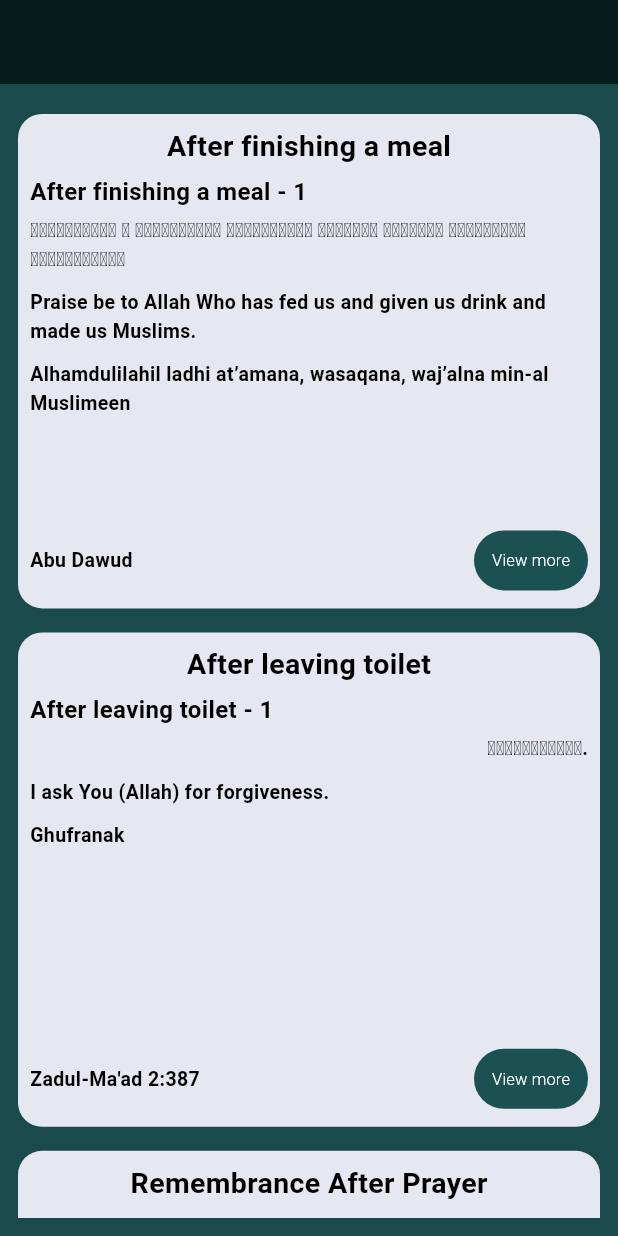
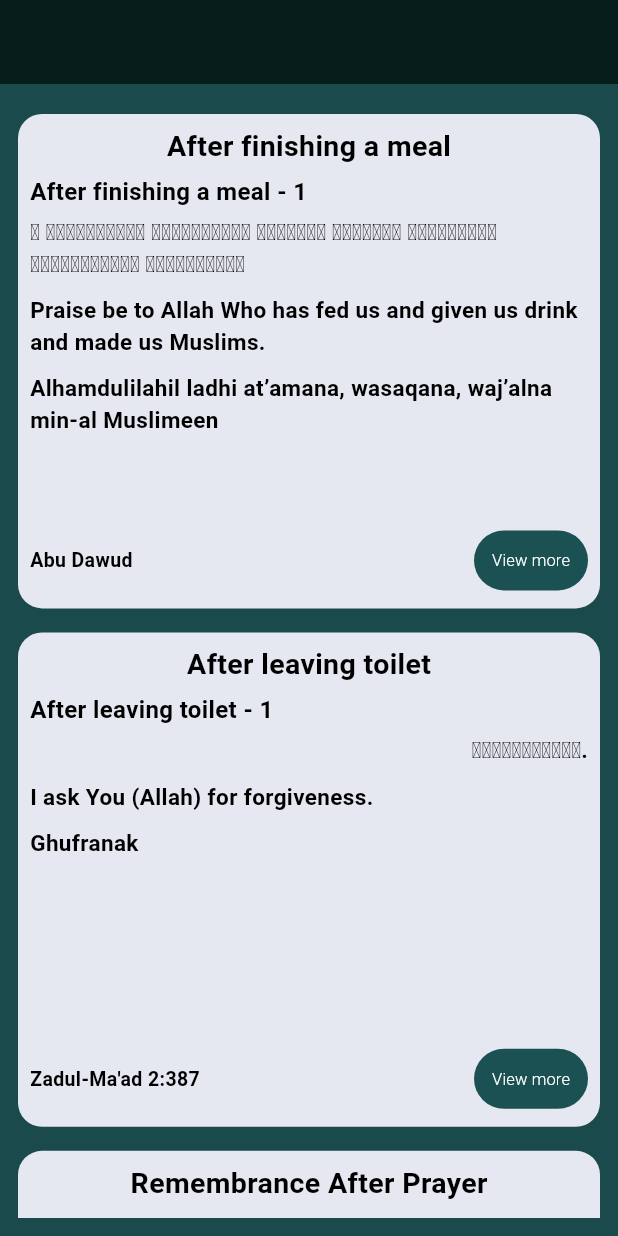
Before and after one commit to Mohamed-Emad1/muslim_app, a Flutter app: the DoaView screen opened by its route, on a phone screen of 412 x 824 dp. Run offline on Flutter 3.47's test engine with Material 3 defaults, Android fonts, the phone set to English and light mode, and no system bars; our stand-ins replace bloc, dartz, dio, flutter_bloc, geocoding, geolocator and 5 more; accounts and stored records are empty; project files that could hold a hidden picture were left out.

Commit message:
finish card view more

```diff
--- a/lib/Features/doa/presentation/views/card_view.dart
+++ b/lib/Features/doa/presentation/views/card_view.dart
@@ -1,5 +1,4 @@
 import 'package:flutter/material.dart';
-import 'package:flutter/widgets.dart';
 import 'package:muslim_app/Features/doa/presentation/views/widgets/card_view_body.dart';
 import 'package:muslim_app/Features/doa/presentation/views/widgets/dua_info.dart';
 
@@ -9,8 +8,10 @@ class CardView extends StatelessWidget {
   @override
   Widget build(BuildContext context) {
     return Scaffold(
-      body: CardViewBody(
-        doa: doa,
+      body: SafeArea(
+        child: CardViewBody(
+          doa: doa,
+        ),
       ),
     );
   }
--- a/lib/Features/doa/presentation/views/widgets/card_view_body.dart
+++ b/lib/Features/doa/presentation/views/widgets/card_view_body.dart
@@ -1,5 +1,7 @@
 import 'package:flutter/widgets.dart';
+import 'package:muslim_app/Features/doa/presentation/views/widgets/doa_card.dart';
 import 'package:muslim_app/Features/doa/presentation/views/widgets/dua_info.dart';
+import 'package:muslim_app/core/utils/colors.dart';
 
 class CardViewBody extends StatelessWidget {
   const CardViewBody({super.key, required this.doa});
@@ -7,10 +9,22 @@ class CardViewBody extends StatelessWidget {
   final DuaInfo doa;
   @override
   Widget build(BuildContext context) {
-    return const Column(
-      children: [
-
-      ],
+    return SingleChildScrollView(
+      child: Column(
+        mainAxisAlignment: MainAxisAlignment.center,
+        children: [
+          SizedBox(
+            height: MediaQuery.sizeOf(context).height,
+            child: DoaCard(
+              isViewMore: false,
+              // maxLines: null,
+              // overflow: null,
+              cardColor: ColorsStyles.buttonColor,
+              doa: doa,
+            ),
+          ),
+        ],
+      ),
     );
   }
 }
--- a/lib/Features/doa/presentation/views/widgets/doa_card.dart
+++ b/lib/Features/doa/presentation/views/widgets/doa_card.dart
@@ -5,19 +5,36 @@ import 'package:muslim_app/Features/doa/presentation/views/widgets/dua_info.dart
 import '../../../../../core/utils/colors.dart';
 
 class DoaCard extends StatelessWidget {
-  const DoaCard({super.key, required this.doa});
+  const DoaCard(
+      {super.key,
+      required this.doa,
+      this.maxLines,
+      this.isViewMore,
+      this.overflow,
+       this.cardColor = ColorsStyles.doaCard,
+  });
 
   final DuaInfo doa;
+  final int? maxLines;
+  final bool? isViewMore;
+  final TextOverflow? overflow;
+  final Color cardColor;
   @override
   Widget build(BuildContext context) {
     return Container(
       decoration: BoxDecoration(
-          color: ColorsStyles.doaCard, borderRadius: BorderRadius.circular(16)),
+          color: cardColor,
+          borderRadius: BorderRadius.circular(16)),
       width: double.infinity,
       height: MediaQuery.sizeOf(context).height * 0.4,
       child: Padding(
         padding: const EdgeInsets.only(left: 8, right: 8, top: 8, bottom: 8),
-        child: DoaItemInfo(doa: doa),
+        child: DoaItemInfo(
+          doa: doa,
+          isViewMore: isViewMore,
+          maxLines: maxLines,
+          overflow: overflow,
+        ),
       ),
     );
   }
--- a/lib/Features/doa/presentation/views/widgets/doa_item_info.dart
+++ b/lib/Features/doa/presentation/views/widgets/doa_item_info.dart
@@ -11,8 +11,14 @@ class DoaItemInfo extends StatelessWidget {
   const DoaItemInfo({
     super.key,
     required this.doa,
+    this.maxLines,
+    this.isViewMore,
+    this.overflow,
   });
   final DuaInfo doa;
+  final int? maxLines;
+  final bool? isViewMore;
+  final TextOverflow? overflow;
   @override
   Widget build(BuildContext context) {
     return Column(
@@ -39,29 +45,29 @@ class DoaItemInfo extends StatelessWidget {
         Align(
           alignment: Alignment.centerRight,
           child: Text(
-            overflow: TextOverflow.ellipsis,
-            maxLines: 3,
+            overflow: overflow ?? TextOverflow.visible,
+            maxLines: maxLines,
             doa.dua.arabic ?? 'No Doa',
-            style: Styles.textStyle13.copyWith(color: ColorsStyles.black),
+            style: Styles.textStyle15.copyWith(color: ColorsStyles.black),
           ),
         ),
         const SizedBox(
           height: 10,
         ),
         Text(
-          overflow: TextOverflow.ellipsis,
-          maxLines: 2,
+          overflow: overflow ?? TextOverflow.visible,
+          maxLines: maxLines,
           doa.dua.translation ?? 'No Doa',
-          style: Styles.textStyle13.copyWith(color: ColorsStyles.black),
+          style: Styles.textStyle15.copyWith(color: ColorsStyles.black),
         ),
         const SizedBox(
           height: 10,
         ),
         Text(
-          overflow: TextOverflow.ellipsis,
-          maxLines: 2,
+          overflow: overflow ?? TextOverflow.visible,
+          maxLines: maxLines,
           doa.dua.transliteration ?? 'No Doa',
-          style: Styles.textStyle13.copyWith(color: ColorsStyles.black),
+          style: Styles.textStyle15.copyWith(color: ColorsStyles.black),
         ),
         const Spacer(),
         Row(
@@ -70,14 +76,16 @@ class DoaItemInfo extends StatelessWidget {
             SizedBox(
               width: 150,
               child: Text(
-                overflow: TextOverflow.ellipsis,
+                overflow: overflow ?? TextOverflow.visible,
                 doa.dua.reference ?? 'No Refrence Found',
                 style: Styles.textStyle13.copyWith(color: ColorsStyles.black),
               ),
             ),
-            ViewMoreButton(
-              doa: doa,
-            ),
+            isViewMore == null || isViewMore == false
+                ? const SizedBox()
+                : ViewMoreButton(
+                    doa: doa,
+                  ),
           ],
         ),
       ],
@@ -87,7 +95,8 @@ class DoaItemInfo extends StatelessWidget {
 
 class ViewMoreButton extends StatelessWidget {
   const ViewMoreButton({
-    super.key, required this.doa,
+    super.key,
+    required this.doa,
   });
   final DuaInfo doa;
   @override
@@ -97,7 +106,7 @@ class ViewMoreButton extends StatelessWidget {
       child: CustomButton(
         text: "View more",
         onPressed: () {
-          GoRouter.of(context).push(AppRoutes.kcardView,extra: doa);
+          GoRouter.of(context).push(AppRoutes.kcardView, extra: doa);
         },
       ),
     );
--- a/lib/Features/doa/presentation/views/widgets/doa_list_view.dart
+++ b/lib/Features/doa/presentation/views/widgets/doa_list_view.dart
@@ -28,6 +28,9 @@ class DoaListView extends StatelessWidget {
                 Padding(
                   padding: const EdgeInsets.only(top: 8, bottom: 8),
                   child: DoaCard(
+                    isViewMore: true,
+                    maxLines: 2,
+                    overflow: TextOverflow.ellipsis,
                     doa: DuaInfo(
                             doaName: state.doas[index].nameOfDoa, dua: dua!),
                   ),
```
